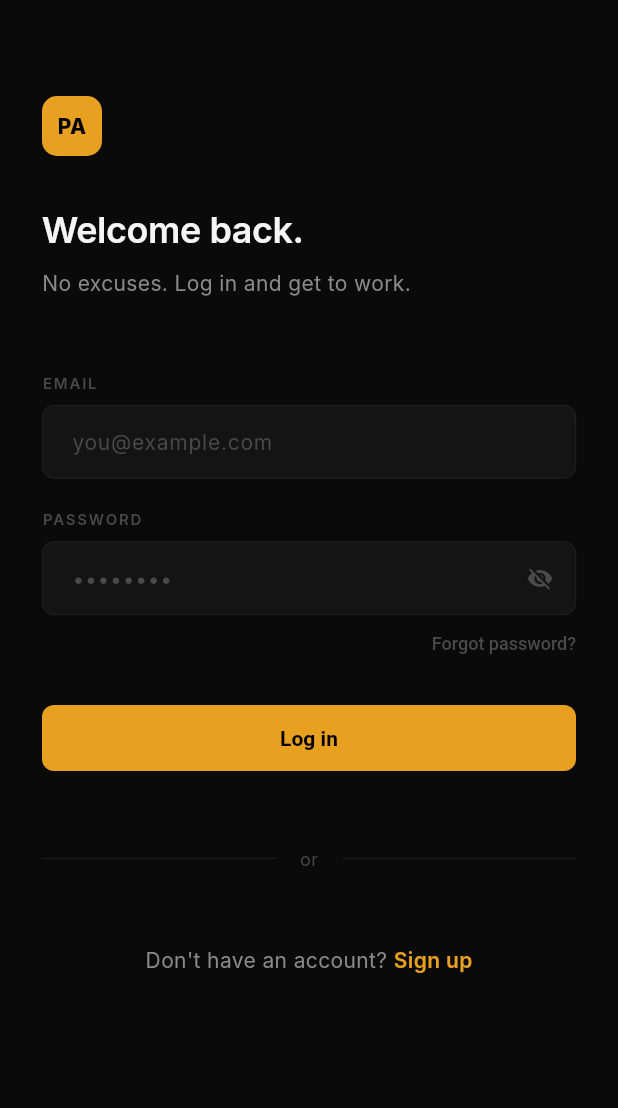
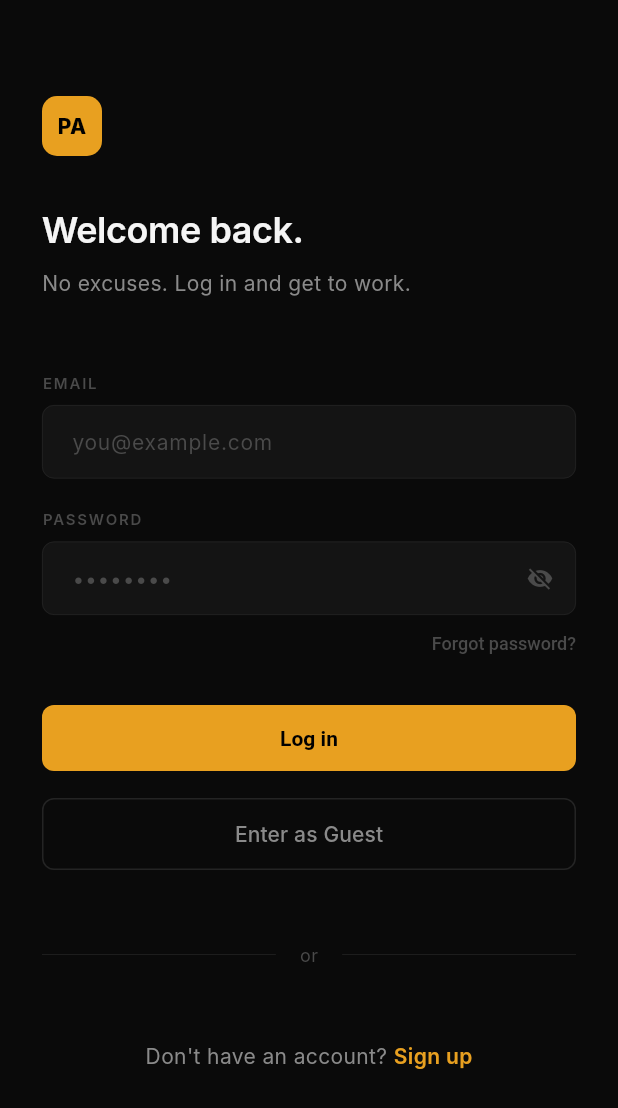
Before and after one commit to Jibransheikh/pro-act, a Flutter app: the screen it shows after launch, on a phone screen of 412 x 824 dp. Shown: the top 1108 px of the screen. Run offline on Flutter 3.47's test engine with Material 3 defaults, Android fonts, the phone set to English and light mode, and no system bars; our stand-ins replace supabase_flutter; accounts and stored records are empty; Roboto replaces fonts that are missing (Inter).

Commit message:
fix: add explicit guest button and handle 429 rate limit errors

```diff
--- a/lib/screens/auth/login_screen.dart
+++ b/lib/screens/auth/login_screen.dart
@@ -66,9 +66,16 @@ class _LoginScreenState extends State<LoginScreen> {
       }
     } catch (e) {
       if (mounted) {
+        final errorStr = e.toString().toLowerCase();
+        String message = e.toString().replaceAll('Exception: ', '');
+
+        if (errorStr.contains('429') || errorStr.contains('too many requests')) {
+          message = 'Too many attempts. Please wait a minute or use "Enter as Guest".';
+        }
+
         ScaffoldMessenger.of(context).showSnackBar(
           SnackBar(
-            content: Text(e.toString().replaceAll('Exception: ', '')),
+            content: Text(message),
             backgroundColor: AppColors.surfaceRaised,
             behavior: SnackBarBehavior.floating,
             shape: RoundedRectangleBorder(borderRadius: BorderRadius.circular(8)),
@@ -210,6 +217,27 @@ class _LoginScreenState extends State<LoginScreen> {
                 ),
               ),
 
+              const SizedBox(height: 16),
+
+              // Explicit Guest Button
+              SizedBox(
+                width: double.infinity,
+                child: OutlinedButton(
+                  onPressed: () {
+                    Navigator.of(context).pushReplacementNamed('/home');
+                  },
+                  style: OutlinedButton.styleFrom(
+                    padding: const EdgeInsets.symmetric(vertical: 14),
+                    side: const BorderSide(color: AppColors.border),
+                    shape: RoundedRectangleBorder(borderRadius: BorderRadius.circular(8)),
+                  ),
+                  child: const Text(
+                    'Enter as Guest',
+                    style: TextStyle(color: AppColors.textSecondary, fontSize: 14),
+                  ),
+                ),
+              ),
+
               const SizedBox(height: 48),
 
               // Divider
```
